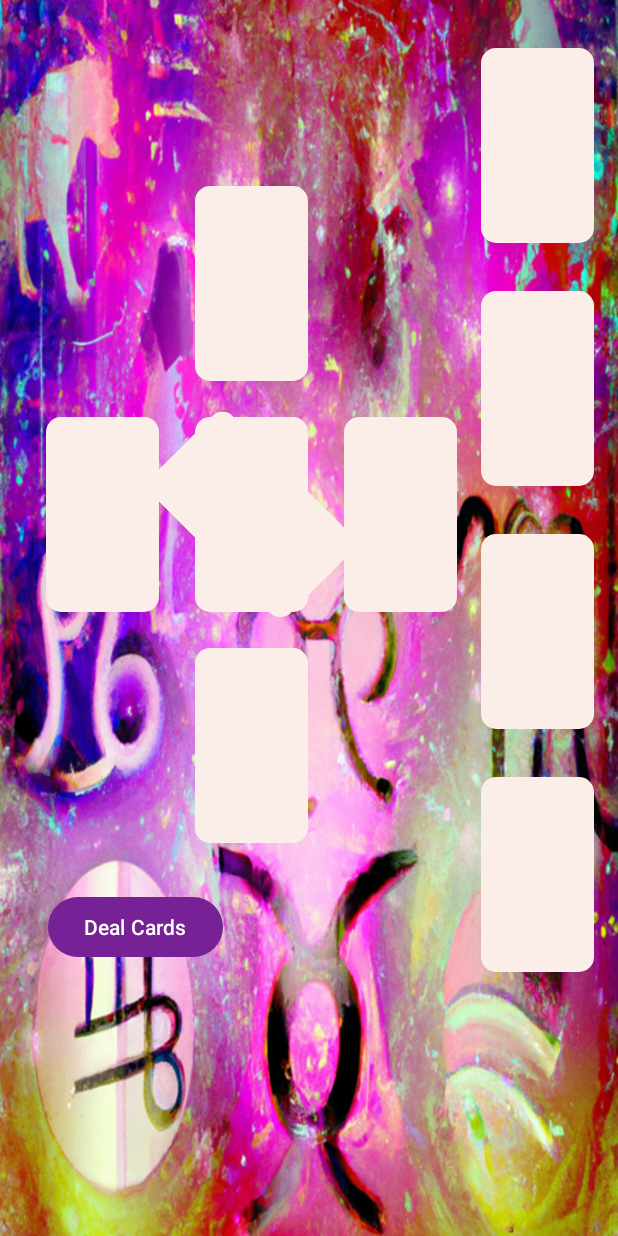
After one commit to wholybee/tarot, an Android app: the layout fragment_celtic.xml on its own in the app's theme, with its tools: preview values and no code run, on a phone screen of 412 x 824 dp. The commit adds this screen. Run offline under Robolectric (Android 15) with nearby library versions, the phone set to English and light mode, and no system bars.

Commit message:
added fragment and basic display

```diff
--- /dev/null
+++ b/app/src/main/res/layout/fragment_celtic.xml
@@ -0,0 +1,162 @@
+<?xml version="1.0" encoding="utf-8"?>
+<androidx.constraintlayout.widget.ConstraintLayout xmlns:android="http://schemas.android.com/apk/res/android"
+    xmlns:app="http://schemas.android.com/apk/res-auto"
+    xmlns:tools="http://schemas.android.com/tools"
+    android:id="@+id/frameLayout"
+    android:layout_width="match_parent"
+    android:layout_height="match_parent"
+    android:background="@drawable/questionbackground"
+    tools:context=".CelticFragment">
+
+    <ImageButton
+        android:id="@+id/card10View"
+        android:layout_width="75dp"
+        android:layout_height="130dp"
+        android:layout_marginTop="32dp"
+        android:layout_marginEnd="16dp"
+        android:background="@drawable/rounded_corners"
+        android:contentDescription="@string/face_down"
+        android:focusableInTouchMode="false"
+        android:gravity="center"
+        android:scaleType="fitCenter"
+        app:layout_constraintEnd_toEndOf="parent"
+        app:layout_constraintTop_toTopOf="parent" />
+
+    <ImageButton
+        android:id="@+id/card9View"
+        android:layout_width="75dp"
+        android:layout_height="130dp"
+        android:layout_marginTop="32dp"
+        android:layout_marginEnd="16dp"
+        android:background="@drawable/rounded_corners"
+        android:contentDescription="@string/face_down"
+        android:focusableInTouchMode="false"
+        android:gravity="center"
+        android:scaleType="fitCenter"
+        app:layout_constraintEnd_toEndOf="parent"
+        app:layout_constraintTop_toBottomOf="@+id/card10View" />
+
+    <ImageButton
+        android:id="@+id/card8View"
+        android:layout_width="75dp"
+        android:layout_height="130dp"
+        android:layout_marginTop="32dp"
+        android:layout_marginEnd="16dp"
+        android:background="@drawable/rounded_corners"
+        android:contentDescription="@string/face_down"
+        android:focusableInTouchMode="false"
+        android:gravity="center"
+        android:scaleType="fitCenter"
+        app:layout_constraintEnd_toEndOf="parent"
+        app:layout_constraintTop_toBottomOf="@+id/card9View" />
+
+    <ImageButton
+        android:id="@+id/card7View"
+        android:layout_width="75dp"
+        android:layout_height="130dp"
+        android:layout_marginTop="32dp"
+        android:layout_marginEnd="16dp"
+        android:background="@drawable/rounded_corners"
+        android:contentDescription="@string/face_down"
+        android:focusableInTouchMode="false"
+        android:gravity="center"
+        android:scaleType="fitCenter"
+        app:layout_constraintEnd_toEndOf="parent"
+        app:layout_constraintTop_toBottomOf="@+id/card8View" />
+
+
+    <ImageButton
+        android:id="@+id/card4View"
+        android:layout_width="75dp"
+        android:layout_height="130dp"
+        android:layout_marginTop="84dp"
+        android:layout_marginEnd="16dp"
+        android:background="@drawable/rounded_corners"
+        android:contentDescription="@string/face_down"
+        android:focusableInTouchMode="false"
+        android:gravity="center"
+        android:scaleType="fitCenter"
+        app:layout_constraintEnd_toStartOf="@+id/card9View"
+        app:layout_constraintTop_toTopOf="@+id/card9View" />
+
+    <ImageButton
+        android:id="@+id/card5View"
+        android:layout_width="75dp"
+        android:layout_height="130dp"
+        android:layout_marginBottom="24dp"
+        android:background="@drawable/rounded_corners"
+        android:contentDescription="@string/face_down"
+        android:focusableInTouchMode="false"
+        android:gravity="center"
+        android:scaleType="fitCenter"
+        app:layout_constraintBottom_toTopOf="@+id/card1View"
+        app:layout_constraintStart_toStartOf="@+id/card1View" /><![CDATA[
+
+    " />
+
+    ]]>
+
+    <ImageButton
+        android:id="@+id/card1View"
+        android:layout_width="75dp"
+        android:layout_height="130dp"
+        android:layout_marginEnd="24dp"
+        android:background="@drawable/rounded_corners"
+        android:contentDescription="@string/face_down"
+        android:focusableInTouchMode="false"
+        android:gravity="center"
+        android:scaleType="fitCenter"
+        app:layout_constraintEnd_toStartOf="@+id/card4View"
+        app:layout_constraintTop_toTopOf="@+id/card4View" />
+
+    <ImageButton
+        android:id="@+id/card6View"
+        android:layout_width="75dp"
+        android:layout_height="130dp"
+        android:layout_marginTop="24dp"
+        android:background="@drawable/rounded_corners"
+        android:contentDescription="@string/face_down"
+        android:focusableInTouchMode="false"
+        android:gravity="center"
+        android:scaleType="fitCenter"
+        app:layout_constraintStart_toStartOf="@+id/card1View"
+        app:layout_constraintTop_toBottomOf="@+id/card1View" />
+
+    <ImageButton
+        android:id="@+id/card2View"
+        android:layout_width="75dp"
+        android:layout_height="130dp"
+        android:background="@drawable/rounded_corners"
+        android:contentDescription="@string/face_down"
+        android:focusableInTouchMode="false"
+        android:gravity="center"
+        android:rotation="-45"
+        android:scaleType="fitCenter"
+        app:layout_constraintEnd_toEndOf="@+id/card1View"
+        app:layout_constraintTop_toTopOf="@+id/card1View" />
+
+    <ImageButton
+        android:id="@+id/card3View"
+        android:layout_width="75dp"
+        android:layout_height="130dp"
+        android:layout_marginEnd="24dp"
+        android:background="@drawable/rounded_corners"
+        android:contentDescription="@string/face_down"
+        android:focusableInTouchMode="false"
+        android:gravity="center"
+        android:scaleType="fitCenter"
+        app:layout_constraintEnd_toStartOf="@+id/card1View"
+        app:layout_constraintTop_toTopOf="@+id/card1View" />
+
+    <Button
+        android:id="@+id/dealButton2"
+        android:layout_width="wrap_content"
+        android:layout_height="wrap_content"
+        android:layout_marginStart="32dp"
+        android:layout_marginTop="32dp"
+        android:text="@string/deal_cards"
+        app:layout_constraintStart_toStartOf="parent"
+        app:layout_constraintTop_toBottomOf="@+id/card6View" />
+
+
+</androidx.constraintlayout.widget.ConstraintLayout>
```
Also changed, not shown: app/src/main/java/net/holybee/tarot/CelticFragment.kt (added, +217 -0 lines), app/src/main/java/net/holybee/tarot/CelticViewModel.kt (added, +34 -0 lines), app/src/main/res/navigation/nav_graph.xml (+17 -6 lines).
